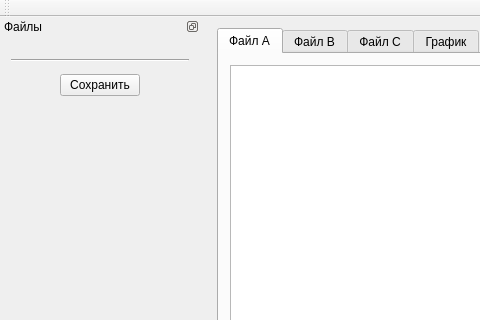
Old version of the form mainwindow.ui in the repository gurmaaan/AdvancedPlot; both pictures show x 0 to 480 and y 0 to 320 of the 1233 by 871 pixel window.
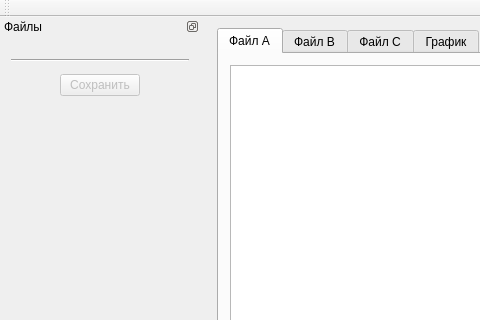
New version of the form. Icons and pictures are not drawn. Custom widgets are drawn as their Qt base class.

Patch:
```diff
--- a/mainwindow.ui
+++ b/mainwindow.ui
@@ -153,6 +153,9 @@
        </item>
        <item>
         <widget class="QPushButton" name="save_btn">
+         <property name="enabled">
+          <bool>false</bool>
+         </property>
          <property name="text">
           <string>Сохранить</string>
          </property>
```
